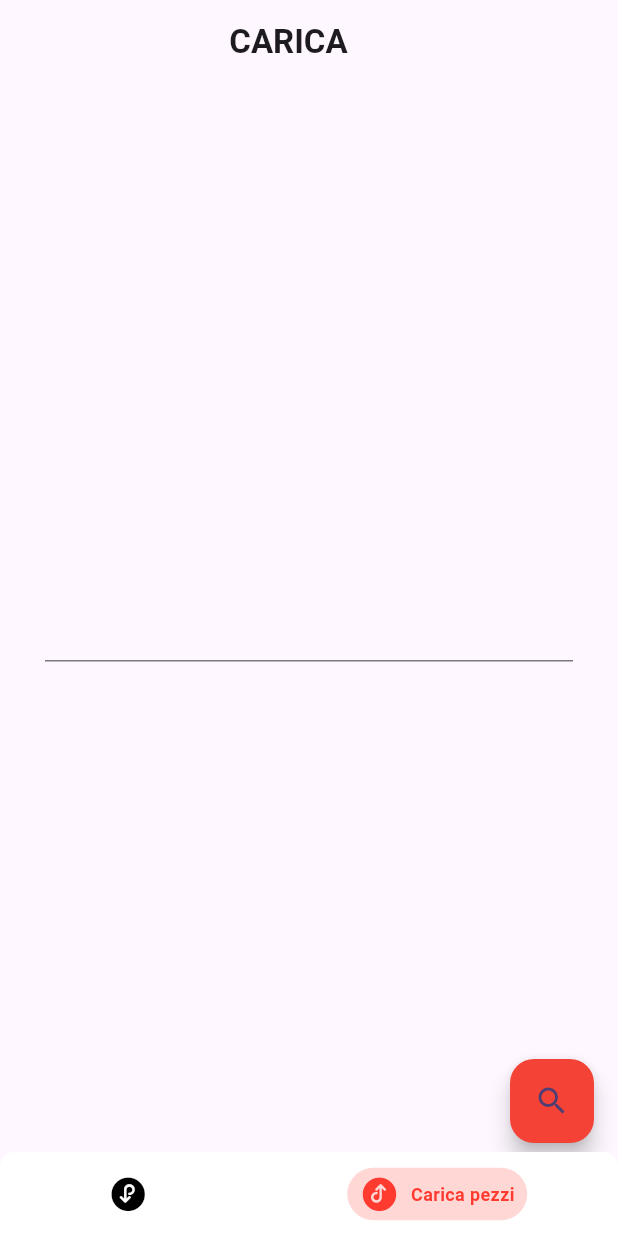
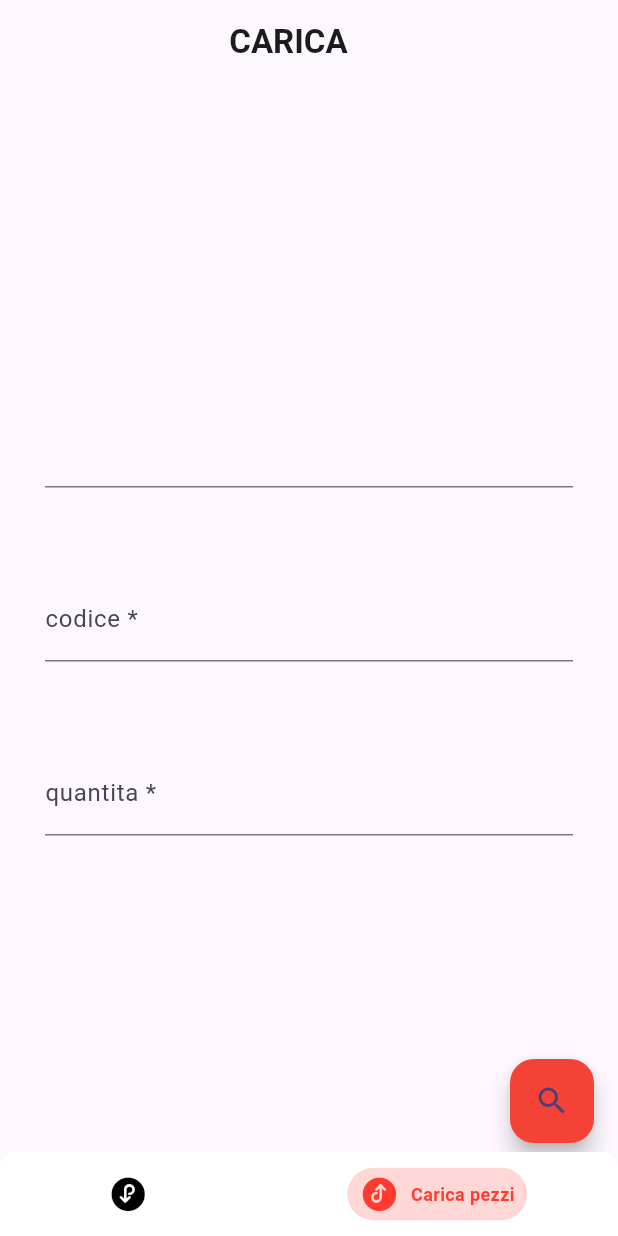
Before and after one commit to stegish/FCLogistic_2.0, a Flutter app: the screen it shows after launch, item 2 of the bottom bar chosen, after a tap on the "search" icon, on a phone screen of 412 x 824 dp. Run offline on Flutter 3.47's test engine with Material 3 defaults, Android fonts, the phone set to English and light mode, and no system bars; drawn by our look-alikes of persistent_bottom_nav_bar; our stand-ins replace awesome_snackbar_content, input_quantity; network calls fail.

Commit message:
creata carica.dart e quasi completata la sua pagina php

```diff
--- a/lib/Carica.dart
+++ b/lib/Carica.dart
@@ -12,15 +12,16 @@ class Carica extends StatefulWidget {
 class _CaricaState extends State<Carica> {
 
   static final GlobalKey<ScaffoldState> _Carica = GlobalKey<ScaffoldState>(); //key per i pop-up
-  final input = [TextEditingController()]; //bancale
+  final input = [TextEditingController(),  TextEditingController()]; //bancale
+  String bancale="";
 
   Future<List<String>> RealTimeSearch(String cod) async{
     List<String> risultato = [];
-    var url = "http://188.12.130.133:1717/Trova.php";
+    var url = "http://188.12.130.133:1717/TrovaBancale.php";
     http.Response response = await http.post(
       Uri.parse(url),
       body: {
-        'codice': cod,
+        'bancale': cod,
       },
     );
     var responseD = jsonDecode(response.body);
@@ -34,6 +35,27 @@ class _CaricaState extends State<Carica> {
       }
     }
     return risultato;
+  }
+
+  void SendData() async{
+    var url = "http://188.12.130.133:1717/Carica.php";
+    http.Response response = await http.post(
+      Uri.parse(url),
+      body: {
+        'codice': input[0].text,
+        'bancale': bancale,
+        'quantita': input[1].text,
+        'data': DateTime.now().year.toString() +"-"+DateTime.now().month.toString() +"-"+ DateTime.now().day.toString(),
+        'descrizione': '',
+      },
+    );
+    var responseD = jsonDecode(response.body);
+    print(responseD);
+    if(responseD['success']==true){
+      print("successo");
+    }else{
+      print(responseD);
+    }
   }
 
   VaiCVMagazzino(){
@@ -58,11 +80,39 @@ class _CaricaState extends State<Carica> {
               child : Autocomplete<String>(
                 optionsBuilder: (TextEditingValue textEditingValue) async {
                   List<String> ris = await RealTimeSearch(textEditingValue.text);
+                  bancale=textEditingValue.text;
                   return ris;
                   },
                 onSelected: (String selection) {
-                  debugPrint('You just selected $selection');
                 },
+              ),
+            ),
+            Padding(padding: EdgeInsets.all(30.0),
+              child : TextFormField(
+                keyboardType: TextInputType.number,
+                controller: input[0],
+                decoration: const InputDecoration(
+                  hintText: 'inserire il codice',
+                  labelText: 'codice *',
+                ),
+                validator: (val) => (val!.isEmpty||val.contains('.')||val.length!=8||val.contains(',')||val.contains('-')||val.contains(' ')) ? "togli \". , -\" e spazi, max 8 cifre" : null,
+              ),
+            ),
+            Padding(
+              padding: const EdgeInsets.all(30.0),
+              child: TextFormField(
+                  keyboardType: TextInputType.number,
+                  controller: input[1],
+                  decoration: const InputDecoration(
+                    hintText: 'inserire quantita',
+                    labelText: 'quantita *',
+                  ),
+                  validator: (val){
+                    if(val!.isEmpty || val.length>8){
+                      return "inserisci quantita";
+                    }else{
+                      return null;
+                    }}
               ),
             ),
           ],
@@ -70,7 +120,7 @@ class _CaricaState extends State<Carica> {
       ),
       floatingActionButton: FloatingActionButton(
         backgroundColor: Colors.red,
-        onPressed: VaiCVMagazzino,
+        onPressed: SendData,
         tooltip: 'ricerca',
         child: const Icon(Icons.search),
       ),
```
